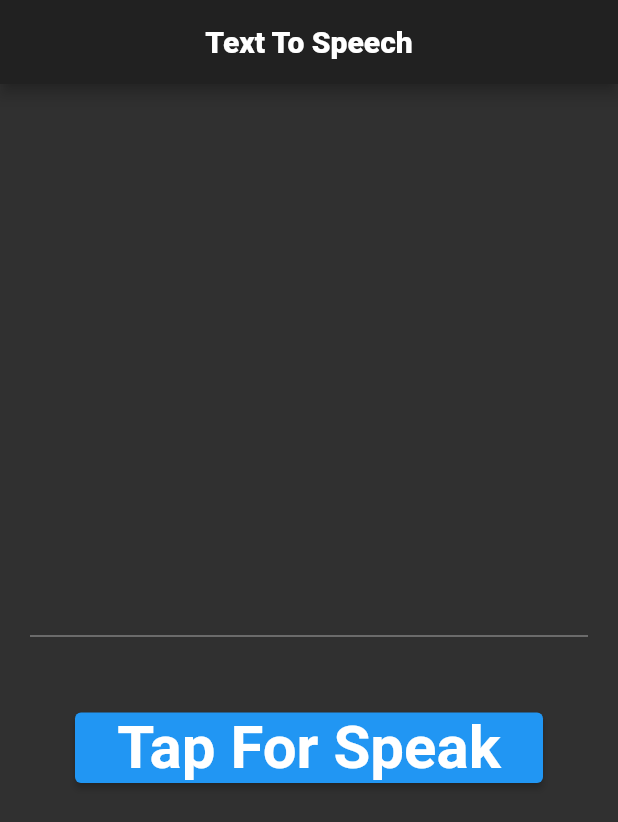
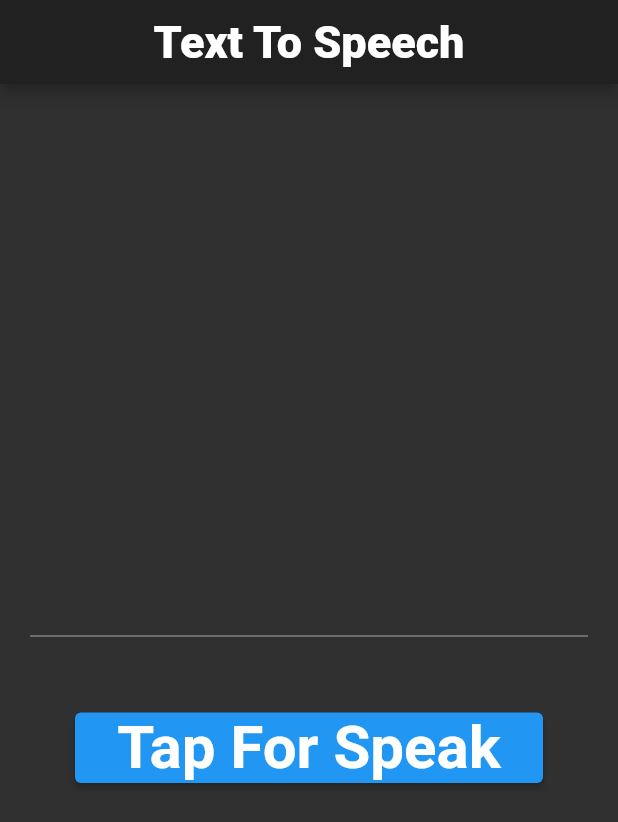
Before and after one commit to darshit-rudani/Text_To_Speech, a Flutter app: the screen it shows after launch, on a phone screen of 412 x 824 dp. Shown: the top 822 px of the screen. Run offline on Flutter 3.47's test engine with Material 2 defaults, Android fonts, the phone set to English and light mode, and no system bars; missing offline and left inert: flutter_text_to_speech.

Commit message:
add photos and set size of title

```diff
--- a/lib/main.dart
+++ b/lib/main.dart
@@ -34,6 +34,7 @@ class _MyAppState extends State<MyApp> {
               'Text To Speech',
               style: TextStyle(
                 fontWeight: FontWeight.w900,
+                fontSize: 30.0
               ),
             ),
           ),
--- a/pubspec.yaml
+++ b/pubspec.yaml
@@ -22,3 +22,6 @@ dev_dependencies:
 flutter:
 
   uses-material-design: true
+
+  assets:
+    - images/
```
Also changed, not shown: images/tts.jpg (added), images/tts2.png (added), images/tts3.jpg (added), images/tts4.jpg (added).
